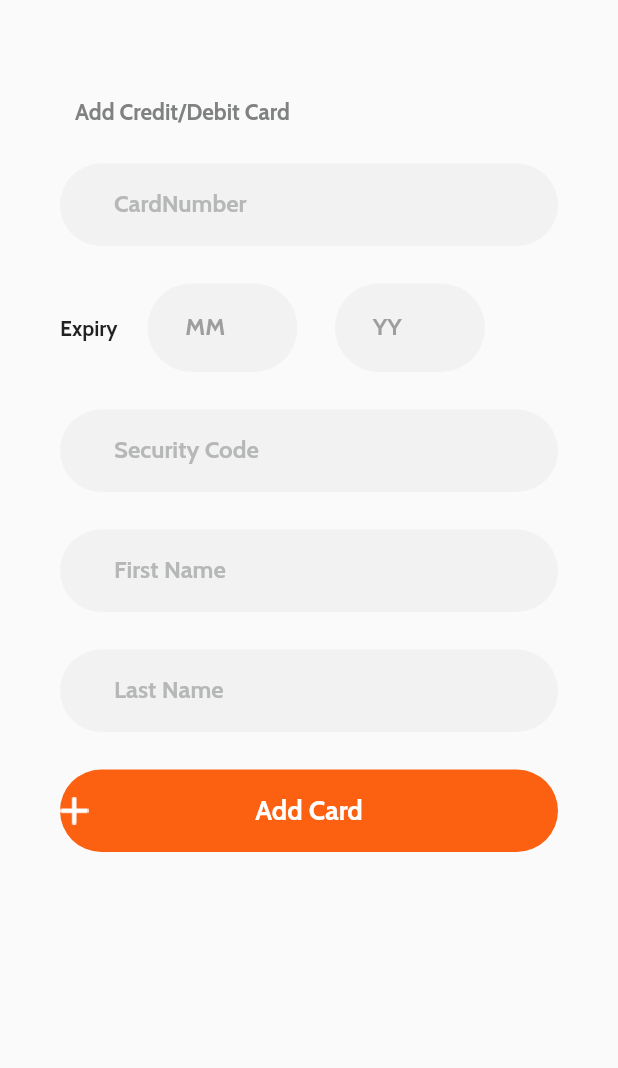
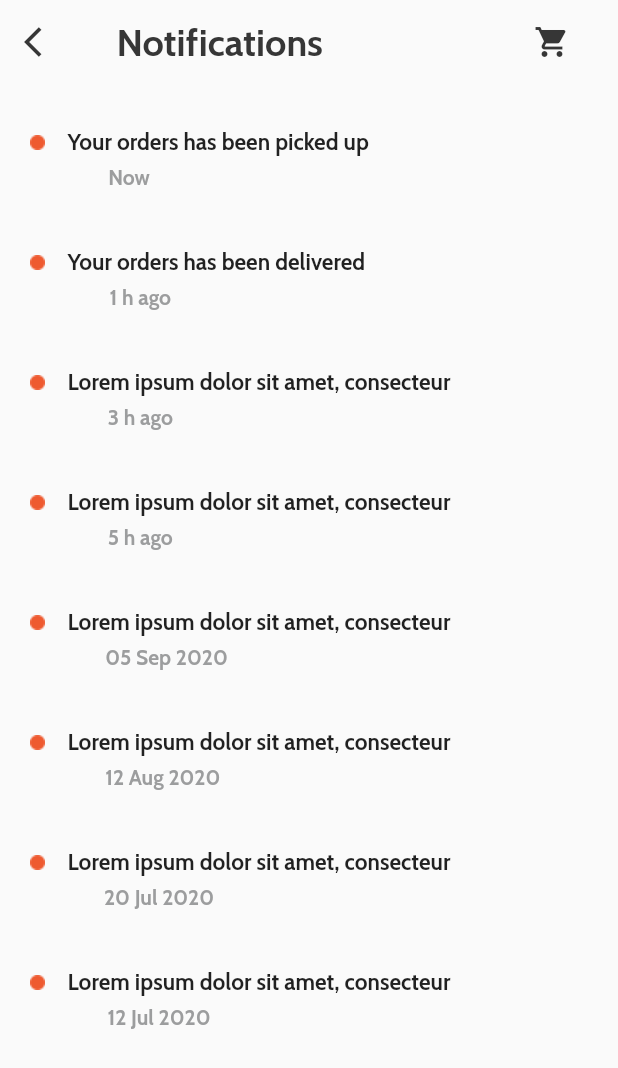
Before and after one commit to Luisfosp00/AppMonkeyE7, a Flutter app: the screen it shows after launch, on a phone screen of 412 x 824 dp. Shown: the top 1068 px of the screen. Run offline on Flutter 3.47's test engine with Material 2 defaults, Android fonts, the light colour scheme and no system bars.

Commit message:
Envio_4_Victor

```diff
--- a/lib/main.dart
+++ b/lib/main.dart
@@ -5,7 +5,7 @@ void main() {
   runApp(MaterialApp(
       debugShowCheckedModeBanner: false,
       title: 'Monkey Delivery',
-      initialRoute: '/creditcard',
+      initialRoute: '/notifications',
       routes: routes,
       theme: ThemeData(
           primaryColor: const Color.fromRGBO(252, 96, 17, 1.0),
--- /dev/null
+++ b/lib/src/pages/notifications_page.dart
@@ -0,0 +1,278 @@
+import 'package:flutter/material.dart';
+
+class NotificationsPage extends StatelessWidget {
+  const NotificationsPage({Key? key}) : super(key: key);
+
+  @override
+  Widget build(BuildContext context) {
+    return Stack(
+      children:<Widget>[ Scaffold(
+        appBar: AppBar(
+          shadowColor: Colors.transparent,
+          title: const Text(' Notifications',
+          style: TextStyle(color: Color.fromARGB(255, 54, 54, 54),
+          fontSize: 25.0,
+          ),
+          ),
+          leading: IconButton(
+            icon:const Icon(Icons.arrow_back_ios,
+            color: Color.fromARGB(255, 54, 54, 54),),
+            onPressed: (){},),
+          backgroundColor: Colors.transparent,
+          actions:<Widget>[
+            IconButton(
+              icon: const Icon(Icons.shopping_cart,
+              color: Color.fromARGB(255, 54, 54, 54),
+              ),
+              onPressed: (){}),
+              const SizedBox(width: 20,),
+          ],
+        ),
+        body: SingleChildScrollView(
+          child: Column(
+            children: <Widget>[
+              Column(
+                children: <Widget>[
+                  const SizedBox(height: 30,),
+                  Row(
+                    children:<Widget>[
+                      Container(
+                        child: Image.asset('lib/src/img/Dot.png'),
+                        margin: const EdgeInsets.only( left: 20, right: 10),
+                      ),
+                      Container(
+                        child: const Text('Your orders has been picked up',
+                        style: TextStyle(
+                          fontSize: 15,
+                        ),
+                        ),
+                        margin: const EdgeInsets.only( left: 5),
+                      ),
+                    ]
+                  ),
+                  Container(
+                    child: const Text('Now',
+                    style: TextStyle(color: Color.fromARGB(255, 156, 157, 158)),),
+                    margin: const EdgeInsets.only( top: 5, right: 240),
+                  ),
+                ],
+              ),
+              const SizedBox(height: 10,),
+
+
+              Column(
+                children: <Widget>[
+                  const SizedBox(height: 30,),
+                  Row(
+                    children:<Widget>[
+                      Container(
+                        child: Image.asset('lib/src/img/Dot.png'),
+                        margin: const EdgeInsets.only( left: 20, right: 10),
+                      ),
+                      Container(
+                        child: const Text('Your orders has been delivered',
+                        style: TextStyle(
+                          fontSize: 15,
+                        ),
+                        ),
+                        margin: const EdgeInsets.only( left: 5),
+                      ),
+                    ]
+                  ),
+                  Container(
+                    child: const Text('1 h ago',
+                    style: TextStyle(color: Color.fromARGB(255, 156, 157, 158)),),
+                    margin: const EdgeInsets.only( top: 5, right: 225),
+                  ),
+                ],
+              ),
+              const SizedBox(height: 10,),
+
+              Column(
+                children: <Widget>[
+                  const SizedBox(height: 30,),
+                  Row(
+                    children:<Widget>[
+                      Container(
+                        child: Image.asset('lib/src/img/Dot.png'),
+                        margin: const EdgeInsets.only( left: 20, right: 10),
+                      ),
+                      Container(
+                        child: const Text('Lorem ipsum dolor sit amet, consecteur',
+                        style: TextStyle(
+                          fontSize: 15,
+                        ),
+                        ),
+                        margin: const EdgeInsets.only( left: 5),
+                      ),
+                    ]
+                  ),
+                  Container(
+                    child: const Text('3 h ago',
+                    style: TextStyle(color: Color.fromARGB(255, 156, 157, 158)),),
+                    margin: const EdgeInsets.only( top: 5, right: 225),
+                  ),
+                ],
+              ),
+              const SizedBox(height: 10,),
+
+
+              Column(
+                children: <Widget>[
+                  const SizedBox(height: 30,),
+                  Row(
+                    children:<Widget>[
+                      Container(
+                        child: Image.asset('lib/src/img/Dot.png'),
+                        margin: const EdgeInsets.only( left: 20, right: 10),
+                      ),
+                      Container(
+                        child: const Text('Lorem ipsum dolor sit amet, consecteur',
+                        style: TextStyle(
+                          fontSize: 15,
+                        ),
+                        ),
+                        margin: const EdgeInsets.only( left: 5),
+                      ),
+                    ]
+                  ),
+                  Container(
+                    child: const Text('5 h ago',
+                    style: TextStyle(color: Color.fromARGB(255, 156, 157, 158)),),
+                    margin: const EdgeInsets.only( top: 5, right: 225),
+                  ),
+                ],
+              ),
+              const SizedBox(height: 10,),
+
+
+
+              Column(
+                children: <Widget>[
+                  const SizedBox(height: 30,),
+                  Row(
+                    children:<Widget>[
+                      Container(
+                        child: Image.asset('lib/src/img/Dot.png'),
+                        margin: const EdgeInsets.only( left: 20, right: 10),
+                      ),
+                      Container(
+                        child: const Text('Lorem ipsum dolor sit amet, consecteur',
+                        style: TextStyle(
+                          fontSize: 15,
+                        ),
+                        ),
+                        margin: const EdgeInsets.only( left: 5),
+                      ),
+                    ]
+                  ),
+                  Container(
+                    child: const Text('05 Sep 2020',
+                    style: TextStyle(color: Color.fromARGB(255, 156, 157, 158)),),
+                    margin: const EdgeInsets.only( top: 5, right: 190),
+                  ),
+                ],
+              ),
+              const SizedBox(height: 10,),
+
+
+
+              Column(
+                children: <Widget>[
+                  const SizedBox(height: 30,),
+                  Row(
+                    children:<Widget>[
+                      Container(
+                        child: Image.asset('lib/src/img/Dot.png'),
+                        margin: const EdgeInsets.only( left: 20, right: 10),
+                      ),
+                      Container(
+                        child: const Text('Lorem ipsum dolor sit amet, consecteur',
+                        style: TextStyle(
+                          fontSize: 15,
+                        ),
+                        ),
+                        margin: const EdgeInsets.only( left: 5),
+                      ),
+                    ]
+                  ),
+                  Container(
+                    child: const Text('12 Aug 2020',
+                    style: TextStyle(color: Color.fromARGB(255, 156, 157, 158)),),
+                    margin: const EdgeInsets.only( top: 5, right: 195),
+                  ),
+                ],
+              ),
+              const SizedBox(height: 10,),
+
+
+
+
+              Column(
+                children: <Widget>[
+                  const SizedBox(height: 30,),
+                  Row(
+                    children:<Widget>[
+                      Container(
+                        child: Image.asset('lib/src/img/Dot.png'),
+                        margin: const EdgeInsets.only( left: 20, right: 10),
+                      ),
+                      Container(
+                        child: const Text('Lorem ipsum dolor sit amet, consecteur',
+                        style: TextStyle(
+                          fontSize: 15,
+                        ),
+                        ),
+                        margin: const EdgeInsets.only( left: 5),
+                      ),
+                    ]
+                  ),
+                  Container(
+                    child: const Text('20 Jul 2020',
+                    style: TextStyle(color: Color.fromARGB(255, 156, 157, 158)),),
+                    margin: const EdgeInsets.only( top: 5, right: 200),
+                  ),
+                ],
+              ),
+              const SizedBox(height: 10,),
+
+
+
+
+              Column(
+                children: <Widget>[
+                  const SizedBox(height: 30,),
+                  Row(
+                    children:<Widget>[
+                      Container(
+                        child: Image.asset('lib/src/img/Dot.png'),
+                        margin: const EdgeInsets.only( left: 20, right: 10),
+                      ),
+                      Container(
+                        child: const Text('Lorem ipsum dolor sit amet, consecteur',
+                        style: TextStyle(
+                          fontSize: 15,
+                        ),
+                        ),
+                        margin: const EdgeInsets.only( left: 5),
+                      ),
+                    ]
+                  ),
+                  Container(
+                    child: const Text('12 Jul 2020',
+                    style: TextStyle(color: Color.fromARGB(255, 156, 157, 158)),),
+                    margin: const EdgeInsets.only( top: 5, right: 200),
+                  ),
+                ],
+              ),
+              const SizedBox(height: 10,),
+            ],
+          )
+          ),
+      ),
+
+
+      ]
+    );
+  }
+}
--- a/lib/src/routes/routes.dart
+++ b/lib/src/routes/routes.dart
@@ -7,6 +7,7 @@ import 'package:appmonkeyequipo7/src/pages/latestOffers_page.dart';
 import 'package:appmonkeyequipo7/src/pages/log_page.dart';
 import 'package:appmonkeyequipo7/src/pages/more_page.dart';
 import 'package:appmonkeyequipo7/src/pages/newpassword_page.dart';
+import 'package:appmonkeyequipo7/src/pages/notifications_page.dart';
 import 'package:appmonkeyequipo7/src/pages/profile_page.dart';
 import 'package:appmonkeyequipo7/src/pages/resetpassword_page.dart';
 import 'package:appmonkeyequipo7/src/pages/signup_page.dart';
@@ -33,4 +34,5 @@ final routes=<String, WidgetBuilder>{
   '/profile':(BuildContext context) => const ProfilePage(),
   '/more': (BuildContext context) => const MorePage(),
   '/creditcard': (BuildContext context) => const AddCreditCardPage(),
+  '/notifications':(BuildContext context) => const NotificationsPage(),
 };
--- a/pubspec.yaml
+++ b/pubspec.yaml
@@ -86,6 +86,7 @@ flutter:
     - lib/src/img/Inbox.png
     - lib/src/img/About_us.png
     - lib/src/img/mas.png
+    - lib/src/img/Dot.png
 
 
 
```
